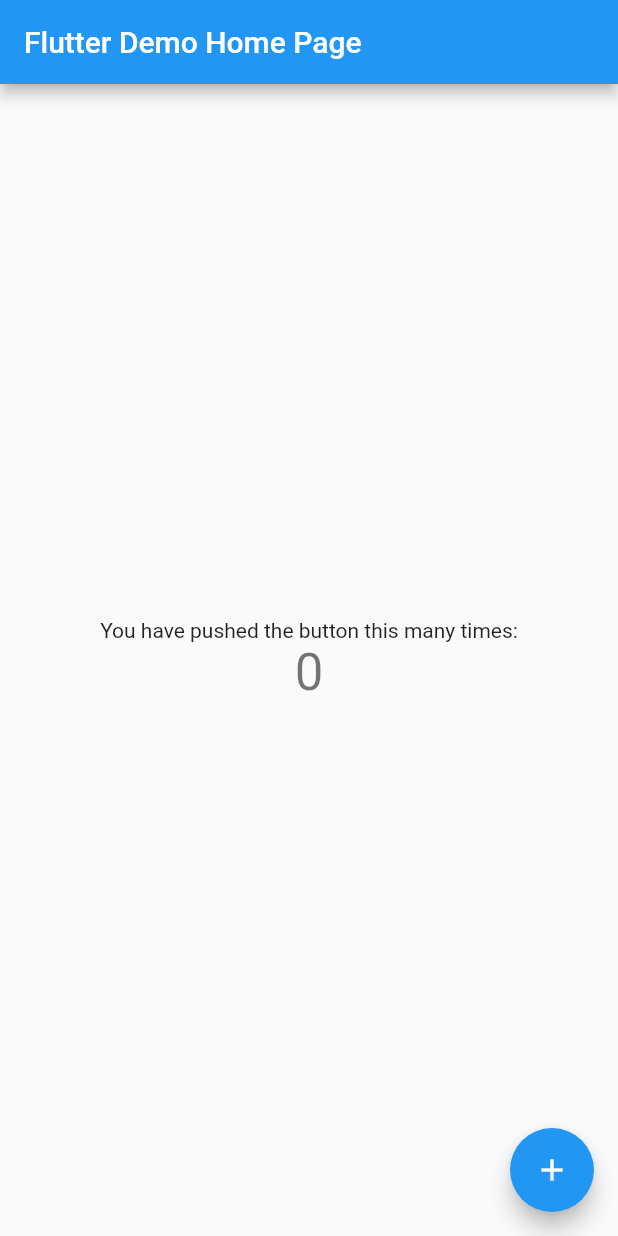
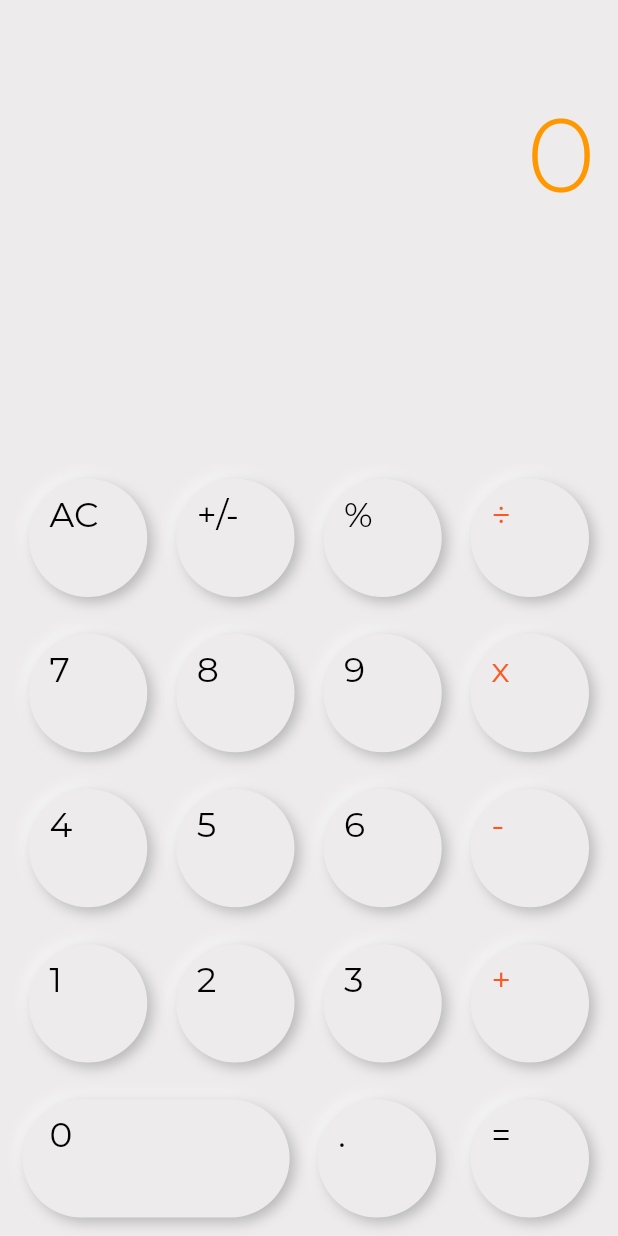
Before and after one commit to denzgrant/Flutter_Calculator-, a Flutter app: the screen it shows after launch, on a phone screen of 412 x 824 dp. Run offline on Flutter 3.47's test engine with Material 2 defaults, Android fonts, the phone set to English and light mode, and no system bars; drawn by our look-alikes of flutter_neumorphic.

Commit message:
set up calculator functionality

```diff
--- /dev/null
+++ b/lib/calculator_page.dart
@@ -0,0 +1,314 @@
+import 'package:flutter/material.dart';
+import 'package:flutter_calculator/calculator_brain.dart';
+import 'package:flutter_calculator/constants.dart';
+import 'package:flutter_calculator/roundButton.dart';
+import 'package:flutter_neumorphic/flutter_neumorphic.dart';
+
+class CalculatorPage extends StatefulWidget {
+  @override
+  _CalculatorPageState createState() => _CalculatorPageState();
+}
+
+class _CalculatorPageState extends State<CalculatorPage> {
+  String result = '0';
+
+  //the brain for our calculator
+  CalculatorBrain calc = CalculatorBrain();
+
+  @override
+  Widget build(BuildContext context) {
+    return Scaffold(
+      backgroundColor: Color(0xFFEDEBEC),
+      body: SafeArea(
+        child: Padding(
+          padding: const EdgeInsets.symmetric(horizontal: 15),
+          child: Column(
+            crossAxisAlignment: CrossAxisAlignment.end,
+            children: [
+              Expanded(
+                flex: 2,
+                child: Padding(
+                  padding: const EdgeInsets.only(top: 60),
+                  child: ConstrainedBox(
+                    constraints: BoxConstraints(
+                      maxHeight: 70,
+                      maxWidth: 300,
+                    ),
+                    child: Text(
+                      result,
+                      style: kResultTextStyle,
+                      softWrap: false,
+                      overflow: TextOverflow.ellipsis,
+                    ),
+                  ),
+                ),
+              ),
+              SizedBox(
+                height: 100,
+                child: Padding(
+                  padding: const EdgeInsets.only(top: 20, bottom: 30),
+                  child: Text(
+                    calc.resultOperationText,
+                    style: kOperationTextStyle,
+                    softWrap: false,
+                    overflow: TextOverflow.ellipsis,
+                  ),
+                ),
+              ),
+              Expanded(
+                flex: 1,
+                child: Row(
+                  mainAxisAlignment: MainAxisAlignment.spaceBetween,
+                  children: [
+                    RoundButton(
+                      buttonText: 'AC',
+                      buttonBoxShape: NeumorphicBoxShape.circle(),
+                      colorText: kBlackColorText,
+                      buttonWidth: 8,
+                      onPressed: () {
+                        setState(() {
+                          result = calc.buttonPressed("AC");
+                        });
+                      },
+                    ),
+                    RoundButton(
+                      buttonText: '+/-',
+                      buttonBoxShape: NeumorphicBoxShape.circle(),
+                      colorText: kBlackColorText,
+                      buttonWidth: 8,
+                      onPressed: () {
+                        setState(() {
+                          result = calc.buttonPressed("+/-");
+                        });
+                      },
+                    ),
+                    RoundButton(
+                      buttonText: '%',
+                      buttonBoxShape: NeumorphicBoxShape.circle(),
+                      colorText: kBlackColorText,
+                      buttonWidth: 8,
+                      onPressed: () {
+                        setState(() {
+                          result = calc.buttonPressed("%");
+                        });
+                      },
+                    ),
+                    RoundButton(
+                      buttonText: '÷',
+                      buttonBoxShape: NeumorphicBoxShape.circle(),
+                      colorText: kOrangeColorText,
+                      buttonWidth: 8,
+                      onPressed: () {
+                        setState(() {
+                          result = calc.buttonPressed("÷");
+                        });
+                      },
+                    ),
+                  ],
+                ),
+              ),
+              Expanded(
+                flex: 1,
+                child: Row(
+                  mainAxisAlignment: MainAxisAlignment.spaceBetween,
+                  children: [
+                    RoundButton(
+                      buttonText: '7',
+                      buttonBoxShape: NeumorphicBoxShape.circle(),
+                      colorText: kBlackColorText,
+                      buttonWidth: 8,
+                      onPressed: () {
+                        setState(() {
+                          result = calc.buttonPressed("7");
+                        });
+                      },
+                    ),
+                    RoundButton(
+                      buttonText: '8',
+                      buttonBoxShape: NeumorphicBoxShape.circle(),
+                      colorText: kBlackColorText,
+                      buttonWidth: 8,
+                      onPressed: () {
+                        setState(() {
+                          result = calc.buttonPressed("8");
+                        });
+                      },
+                    ),
+                    RoundButton(
+                      buttonText: '9',
+                      buttonBoxShape: NeumorphicBoxShape.circle(),
+                      colorText: kBlackColorText,
+                      buttonWidth: 8,
+                      onPressed: () {
+                        setState(() {
+                          result = calc.buttonPressed("9");
+                        });
+                      },
+                    ),
+                    RoundButton(
+                      buttonText: 'x',
+                      buttonBoxShape: NeumorphicBoxShape.circle(),
+                      colorText: kOrangeColorText,
+                      buttonWidth: 8,
+                      onPressed: () {
+                        setState(() {
+                          result = calc.buttonPressed("x");
+                        });
+                      },
+                    ),
+                  ],
+                ),
+              ),
+              Expanded(
+                flex: 1,
+                child: Row(
+                  mainAxisAlignment: MainAxisAlignment.spaceBetween,
+                  children: [
+                    RoundButton(
+                      buttonText: '4',
+                      buttonBoxShape: NeumorphicBoxShape.circle(),
+                      colorText: kBlackColorText,
+                      buttonWidth: 8,
+                      onPressed: () {
+                        setState(() {
+                          result = calc.buttonPressed("4");
+                        });
+                      },
+                    ),
+                    RoundButton(
+                      buttonText: '5',
+                      buttonBoxShape: NeumorphicBoxShape.circle(),
+                      colorText: kBlackColorText,
+                      buttonWidth: 8,
+                      onPressed: () {
+                        setState(() {
+                          result = calc.buttonPressed("5");
+                        });
+                      },
+                    ),
+                    RoundButton(
+                      buttonText: '6',
+                      buttonBoxShape: NeumorphicBoxShape.circle(),
+                      colorText: kBlackColorText,
+                      buttonWidth: 8,
+                      onPressed: () {
+                        setState(() {
+                          result = calc.buttonPressed("6");
+                        });
+                      },
+                    ),
+                    RoundButton(
+                      buttonText: '-',
+                      buttonBoxShape: NeumorphicBoxShape.circle(),
+                      colorText: kOrangeColorText,
+                      buttonWidth: 8,
+                      onPressed: () {
+                        setState(() {
+                          result = calc.buttonPressed("-");
+                        });
+                      },
+                    ),
+                  ],
+                ),
+              ),
+              Expanded(
+                flex: 1,
+                child: Row(
+                  mainAxisAlignment: MainAxisAlignment.spaceBetween,
+                  children: [
+                    RoundButton(
+                      buttonText: '1',
+                      buttonBoxShape: NeumorphicBoxShape.circle(),
+                      colorText: kBlackColorText,
+                      buttonWidth: 8,
+                      onPressed: () {
+                        setState(() {
+                          result = calc.buttonPressed("1");
+                        });
+                      },
+                    ),
+                    RoundButton(
+                      buttonText: '2',
+                      buttonBoxShape: NeumorphicBoxShape.circle(),
+                      colorText: kBlackColorText,
+                      buttonWidth: 8,
+                      onPressed: () {
+                        setState(() {
+                          result = calc.buttonPressed("2");
+                        });
+                      },
+                    ),
+                    RoundButton(
+                      buttonText: '3',
+                      buttonBoxShape: NeumorphicBoxShape.circle(),
+                      colorText: kBlackColorText,
+                      buttonWidth: 8,
+                      onPressed: () {
+                        setState(() {
+                          result = calc.buttonPressed("3");
+                        });
+                      },
+                    ),
+                    RoundButton(
+                      buttonText: '+',
+                      buttonBoxShape: NeumorphicBoxShape.circle(),
+                      colorText: kOrangeColorText,
+                      buttonWidth: 8,
+                      onPressed: () {
+                        setState(() {
+                          result = calc.buttonPressed("+");
+                        });
+                      },
+                    ),
+                  ],
+                ),
+              ),
+              Expanded(
+                flex: 1,
+                child: Row(
+                  mainAxisAlignment: MainAxisAlignment.spaceBetween,
+                  children: [
+                    RoundButton(
+                      buttonText: '0',
+                      buttonBoxShape: NeumorphicBoxShape.roundRect(
+                          BorderRadius.circular(40.0)),
+                      colorText: kBlackColorText,
+                      buttonWidth: 2.9,
+                      onPressed: () {
+                        setState(() {
+                          result = calc.buttonPressed("0");
+                        });
+                      },
+                    ),
+                    RoundButton(
+                      buttonText: '.',
+                      buttonBoxShape: NeumorphicBoxShape.circle(),
+                      colorText: kBlackColorText,
+                      buttonWidth: 8,
+                      onPressed: () {
+                        setState(() {
+                          result = calc.buttonPressed(".");
+                        });
+                      },
+                    ),
+                    RoundButton(
+                      buttonText: '=',
+                      buttonBoxShape: NeumorphicBoxShape.circle(),
+                      colorText: kBlackColorText,
+                      buttonWidth: 8,
+                      onPressed: () {
+                        setState(() {
+                          result = calc.buttonPressed("=");
+                        });
+                      },
+                    ),
+                  ],
+                ),
+              ),
+            ],
+          ),
+        ),
+      ),
+    );
+  }
+}
--- /dev/null
+++ b/lib/constants.dart
@@ -0,0 +1,17 @@
+import 'package:flutter/material.dart';
+
+const kBlackColorText = Colors.black;
+const kOrangeColorText = Colors.deepOrange;
+const kOperationTextStyle = TextStyle(
+  fontSize: 30,
+  color: Colors.blue,
+  fontFamily: "MontserratLight",
+  fontWeight: FontWeight.w300,
+);
+
+const kResultTextStyle = TextStyle(
+  fontSize: 70,
+  color: Colors.orange,
+  fontFamily: "MontserratLight",
+  fontWeight: FontWeight.w100,
+);
--- a/lib/main.dart
+++ b/lib/main.dart
@@ -1,113 +1,17 @@
 import 'package:flutter/material.dart';
+import 'package:flutter/services.dart';
+import 'package:flutter_calculator/calculator_page.dart';
 
-void main() {
-  runApp(MyApp());
-}
+void main() => runApp(CalculatorApp());
 
-class MyApp extends StatelessWidget {
-  // This widget is the root of your application.
+class CalculatorApp extends StatelessWidget {
   @override
   Widget build(BuildContext context) {
+    //disables landscape mode
+    SystemChrome.setPreferredOrientations([DeviceOrientation.portraitUp]);
     return MaterialApp(
-      title: 'Flutter Demo',
-      theme: ThemeData(
-        // This is the theme of your application.
-        //
-        // Try running your application with "flutter run". You'll see the
-        // application has a blue toolbar. Then, without quitting the app, try
-        // changing the primarySwatch below to Colors.green and then invoke
-        // "hot reload" (press "r" in the console where you ran "flutter run",
-        // or simply save your changes to "hot reload" in a Flutter IDE).
-        // Notice that the counter didn't reset back to zero; the application
-        // is not restarted.
-        primarySwatch: Colors.blue,
-      ),
-      home: MyHomePage(title: 'Flutter Demo Home Page'),
+      theme: ThemeData.light(),
+      home: CalculatorPage(),
     );
   }
 }
-
-class MyHomePage extends StatefulWidget {
-  MyHomePage({Key key, this.title}) : super(key: key);
-
-  // This widget is the home page of your application. It is stateful, meaning
-  // that it has a State object (defined below) that contains fields that affect
-  // how it looks.
-
-  // This class is the configuration for the state. It holds the values (in this
-  // case the title) provided by the parent (in this case the App widget) and
-  // used by the build method of the State. Fields in a Widget subclass are
-  // always marked "final".
-
-  final String title;
-
-  @override
-  _MyHomePageState createState() => _MyHomePageState();
-}
-
-class _MyHomePageState extends State<MyHomePage> {
-  int _counter = 0;
-
-  void _incrementCounter() {
-    setState(() {
-      // This call to setState tells the Flutter framework that something has
-      // changed in this State, which causes it to rerun the build method below
-      // so that the display can reflect the updated values. If we changed
-      // _counter without calling setState(), then the build method would not be
-      // called again, and so nothing would appear to happen.
-      _counter++;
-    });
-  }
-
-  @override
-  Widget build(BuildContext context) {
-    // This method is rerun every time setState is called, for instance as done
-    // by the _incrementCounter method above.
-    //
-    // The Flutter framework has been optimized to make rerunning build methods
-    // fast, so that you can just rebuild anything that needs updating rather
-    // than having to individually change instances of widgets.
-    return Scaffold(
-      appBar: AppBar(
-        // Here we take the value from the MyHomePage object that was created by
-        // the App.build method, and use it to set our appbar title.
-        title: Text(widget.title),
-      ),
-      body: Center(
-        // Center is a layout widget. It takes a single child and positions it
-        // in the middle of the parent.
-        child: Column(
-          // Column is also a layout widget. It takes a list of children and
-          // arranges them vertically. By default, it sizes itself to fit its
-          // children horizontally, and tries to be as tall as its parent.
-          //
-          // Invoke "debug painting" (press "p" in the console, choose the
-          // "Toggle Debug Paint" action from the Flutter Inspector in Android
-          // Studio, or the "Toggle Debug Paint" command in Visual Studio Code)
-          // to see the wireframe for each widget.
-          //
-          // Column has various properties to control how it sizes itself and
-          // how it positions its children. Here we use mainAxisAlignment to
-          // center the children vertically; the main axis here is the vertical
-          // axis because Columns are vertical (the cross axis would be
-          // horizontal).
-          mainAxisAlignment: MainAxisAlignment.center,
-          children: <Widget>[
-            Text(
-              'You have pushed the button this many times:',
-            ),
-            Text(
-              '$_counter',
-              style: Theme.of(context).textTheme.headline4,
-            ),
-          ],
-        ),
-      ),
-      floatingActionButton: FloatingActionButton(
-        onPressed: _incrementCounter,
-        tooltip: 'Increment',
-        child: Icon(Icons.add),
-      ), // This trailing comma makes auto-formatting nicer for build methods.
-    );
-  }
-}
--- /dev/null
+++ b/lib/roundButton.dart
@@ -0,0 +1,50 @@
+import 'package:flutter/material.dart';
+import 'package:flutter_neumorphic/flutter_neumorphic.dart';
+
+class RoundButton extends StatefulWidget {
+  RoundButton({
+    @required this.buttonText,
+    this.colorText,
+    @required this.onPressed,
+    @required this.buttonBoxShape,
+    this.buttonWidth,
+  });
+
+  final String buttonText;
+  final Color colorText;
+  final Function onPressed;
+  final NeumorphicBoxShape buttonBoxShape;
+  final double buttonWidth;
+
+  @override
+  _RoundButtonState createState() => _RoundButtonState();
+}
+
+class _RoundButtonState extends State<RoundButton> {
+  @override
+  Widget build(BuildContext context) {
+    return NeumorphicButton(
+      onPressed: widget.onPressed,
+      style: NeumorphicStyle(
+        shape: NeumorphicShape.flat,
+        depth: 6,
+        shadowDarkColor: Colors.grey.shade500,
+        lightSource: LightSource.topLeft,
+        boxShape: widget.buttonBoxShape,
+        color: Color(0xFFEDEBEC),
+      ),
+      child: Container(
+        height: MediaQuery.of(context).size.height / 14,
+        width: MediaQuery.of(context).size.width / widget.buttonWidth,
+        child: Text(
+          widget.buttonText,
+          style: TextStyle(
+            color: widget.colorText,
+            fontSize: 23,
+            fontFamily: "Montserrat",
+          ),
+        ),
+      ),
+    );
+  }
+}
```
Also changed, not shown: lib/calculator_brain.dart (added, +116 -0 lines), pubspec.yaml (+12 -19 lines), fonts/Montserrat-Light.ttf (added), fonts/Montserrat-Regular.ttf (added), fonts/PTSans-Regular.ttf (added), pubspec.lock.
